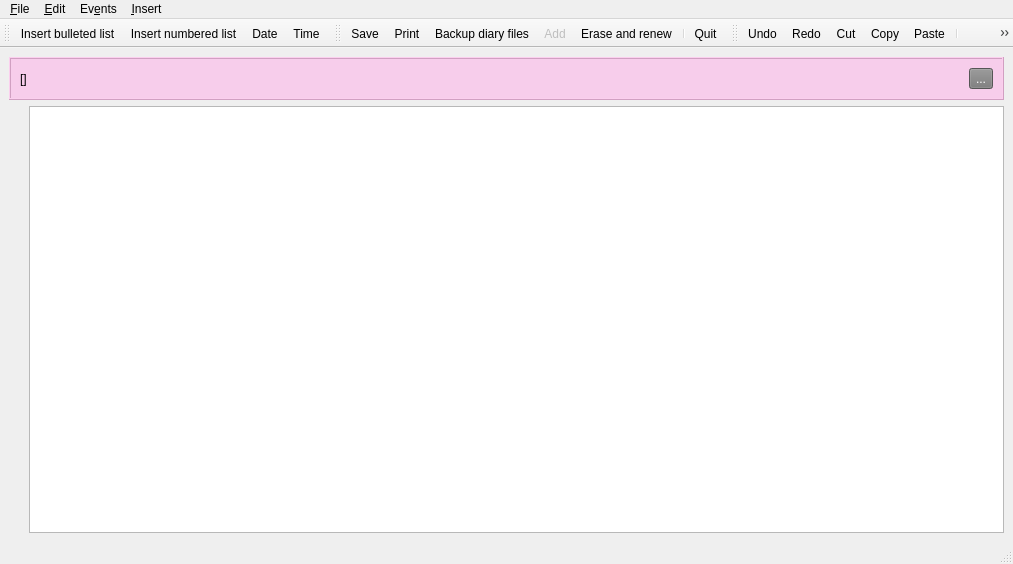
Before: the Qt Designer form ui/main_ui.ui in vangeytedvg/Diary, drawn with Qt 5.
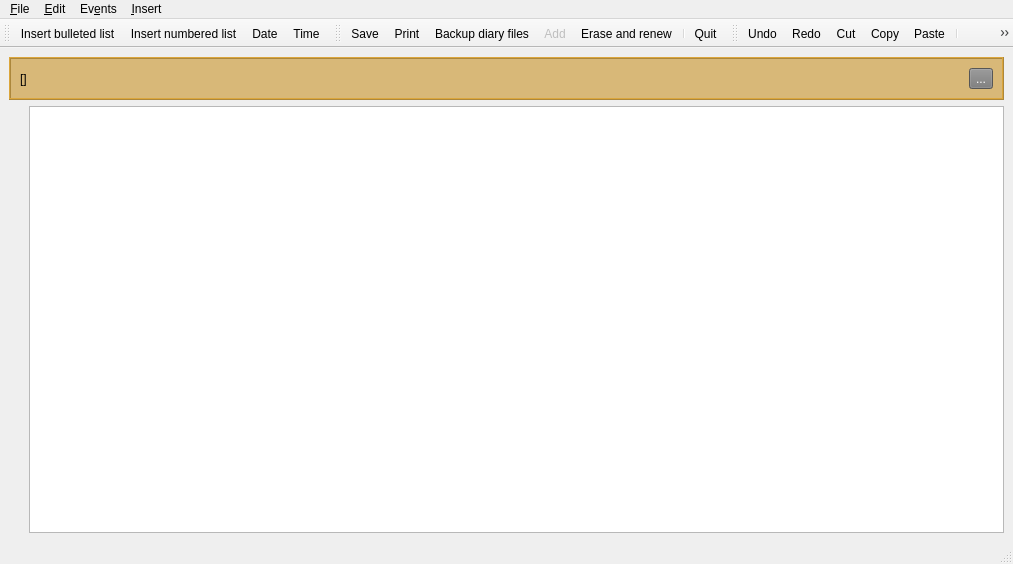
After: the same form once the commit is applied. Icons and pictures are not drawn.

Patch:
```diff
--- a/ui/main_ui.ui
+++ b/ui/main_ui.ui
@@ -24,7 +24,7 @@
        </size>
       </property>
       <property name="styleSheet">
-       <string notr="true">background-color: rgba(255, 171, 230, 0.5);
+       <string notr="true">background-color: rgba(193, 129, 0, 0.5);
 </string>
       </property>
       <property name="frameShape">
```
Left out of the diff: 6 changed lines with no effect on the pictures.
